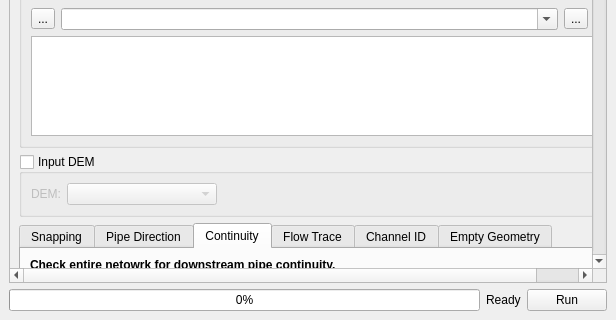
First picture: the form in tuflow/forms/integrity_tool_dock.ui, repository TUFLOW-Support/QGIS-TUFLOW-Plugin, before the edit; both pictures show x 0 to 616 and y 494 to 814 of the 616 by 814 pixel window.
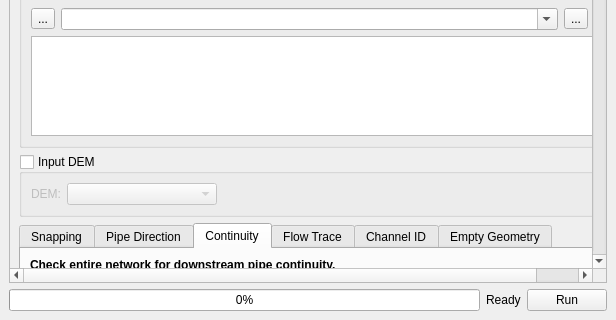
Second picture: the form after the edit. The open tabs and pages were chosen to show the change. Icons and pictures are not drawn. Custom widgets are drawn as their Qt base class.

Patch:
```diff
--- a/tuflow/forms/integrity_tool_dock.ui
+++ b/tuflow/forms/integrity_tool_dock.ui
@@ -73,9 +73,9 @@
        <property name="geometry">
         <rect>
          <x>0</x>
-         <y>-104</y>
+         <y>0</y>
          <width>583</width>
-         <height>783</height>
+         <height>956</height>
         </rect>
        </property>
        <layout class="QVBoxLayout" name="verticalLayout_8">
@@ -740,7 +740,7 @@
             <item>
              <widget class="QLabel" name="label_12">
               <property name="text">
-               <string>&lt;html&gt;&lt;head/&gt;&lt;body&gt;&lt;p&gt;&lt;span style=&quot; font-weight:600;&quot;&gt;Check entire netowrk for downstream pipe continuity.&lt;/span&gt;&lt;/p&gt;&lt;p&gt;Documentation:&lt;br/&gt;&lt;a href=&quot;https://wiki.tuflow.com/index.php?title=1D_Integrity_Tool_-_Continuity&quot;&gt;&lt;span style=&quot; text-decoration: underline; color:#0000ff;&quot;&gt;https://wiki.tuflow.com/index.php?title=1D_Integrity_Tool_-_Continuity&lt;br/&gt;&lt;/span&gt;&lt;/a&gt;&lt;/p&gt;&lt;/body&gt;&lt;/html&gt;</string>
+               <string>&lt;html&gt;&lt;head/&gt;&lt;body&gt;&lt;p&gt;&lt;span style=&quot; font-weight:600;&quot;&gt;Check entire network for downstream pipe continuity.&lt;/span&gt;&lt;/p&gt;&lt;p&gt;Documentation:&lt;br/&gt;&lt;a href=&quot;https://wiki.tuflow.com/index.php?title=1D_Integrity_Tool_-_Continuity&quot;&gt;&lt;span style=&quot; text-decoration: underline; color:#0000ff;&quot;&gt;https://wiki.tuflow.com/index.php?title=1D_Integrity_Tool_-_Continuity&lt;br/&gt;&lt;/span&gt;&lt;/a&gt;&lt;/p&gt;&lt;/body&gt;&lt;/html&gt;</string>
               </property>
               <property name="wordWrap">
                <bool>true</bool>
```
Left out of the diff: 2 changed lines with no effect on the pictures.
